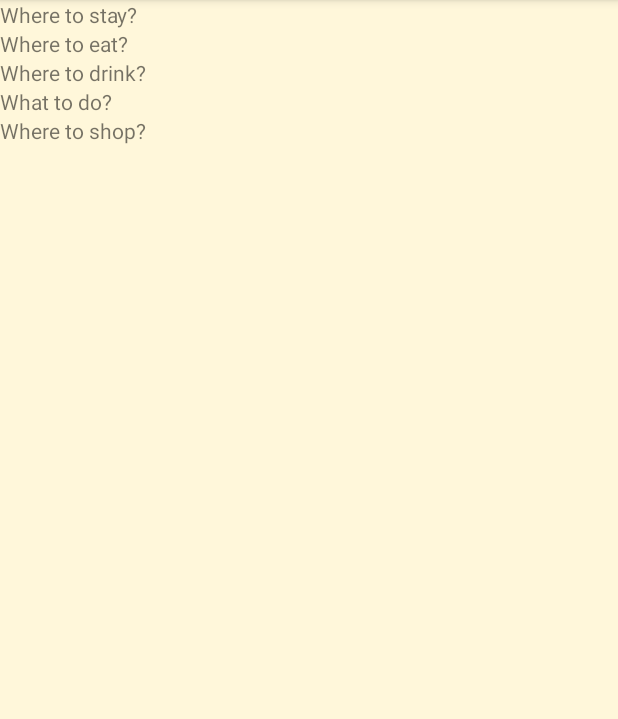
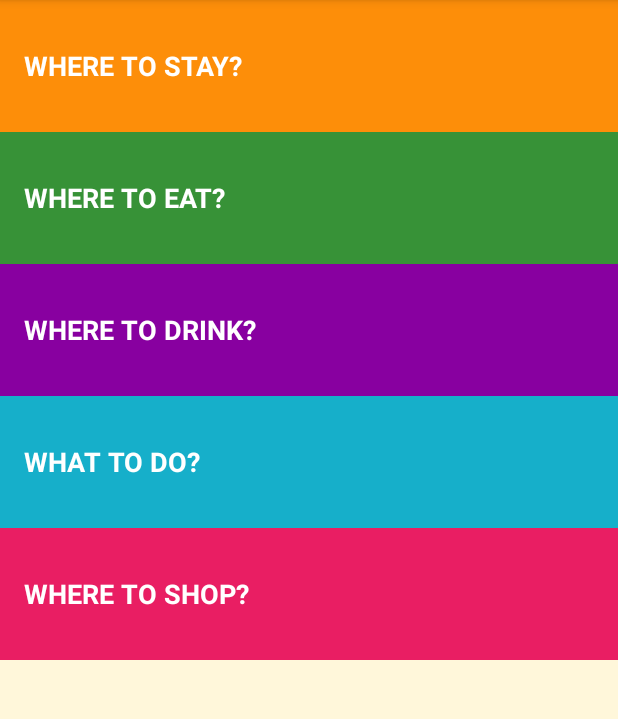
Before and after one commit to FadyFawzyOfficial/LondonTourGuide, an Android app: the screen it shows after launch (MainActivity), on a phone screen of 412 x 824 dp, the part 84-803 px from its top. Run offline under Robolectric (Android 15) with nearby library versions, the phone set to English and light mode, and no system bars.

Commit message:
1.1 Modify Resources Files to Improve and Enhance Main Layout Design

```diff
--- a/app/src/main/res/layout/activity_main.xml
+++ b/app/src/main/res/layout/activity_main.xml
@@ -5,72 +5,72 @@
 	xmlns:tools = "http://schemas.android.com/tools"
 	android:layout_width = "match_parent"
 	android:layout_height = "match_parent"
-	android:orientation="vertical"
-	android:background="#FFF7DA"
+	android:background = "@color/tan_background"
+	android:orientation = "vertical"
 	tools:context = ".MainActivity">
 
 	<!-- Stay category -->
 	<FrameLayout
 		android:layout_width = "match_parent"
-		android:layout_height = "wrap_content">
+		android:layout_height = "wrap_content"
+		android:background = "@color/category_stay">
 
 		<TextView
-			android:id="@+id/stay"
-			android:layout_width = "wrap_content"
-			android:text="Where to stay?"
-			android:layout_height = "wrap_content" />
+			android:id = "@+id/stay"
+			style = "@style/CategoryStyle"
+			android:text = "@string/category_stay" />
 
 	</FrameLayout>
 
 	<!-- Eat category -->
 	<FrameLayout
 		android:layout_width = "match_parent"
-		android:layout_height = "wrap_content">
+		android:layout_height = "wrap_content"
+		android:background = "@color/category_eat">
 
 		<TextView
-			android:id="@+id/eat"
-			android:layout_width = "wrap_content"
-			android:text="Where to eat?"
-			android:layout_height = "wrap_content" />
+			android:id = "@+id/eat"
+			style = "@style/CategoryStyle"
+			android:text = "@string/category_eat" />
 
 	</FrameLayout>
 
 	<!-- Drink category -->
 	<FrameLayout
 		android:layout_width = "match_parent"
-		android:layout_height = "wrap_content">
+		android:layout_height = "wrap_content"
+		android:background = "@color/category_drink">
 
 		<TextView
-			android:id="@+id/drink"
-			android:layout_width = "wrap_content"
-			android:text="Where to drink?"
-			android:layout_height = "wrap_content" />
+			android:id = "@+id/drink"
+			style = "@style/CategoryStyle"
+			android:text = "@string/category_drink" />
 
 	</FrameLayout>
 
 	<!-- Do category -->
 	<FrameLayout
 		android:layout_width = "match_parent"
-		android:layout_height = "wrap_content">
+		android:layout_height = "wrap_content"
+		android:background = "@color/category_todo">
 
 		<TextView
-			android:id="@+id/todo"
-			android:layout_width = "wrap_content"
-			android:text="What to do?"
-			android:layout_height = "wrap_content" />
+			android:id = "@+id/todo"
+			style = "@style/CategoryStyle"
+			android:text = "@string/category_todo" />
 
 	</FrameLayout>
 
 	<!-- Shop category -->
 	<FrameLayout
 		android:layout_width = "match_parent"
-		android:layout_height = "wrap_content">
+		android:layout_height = "wrap_content"
+		android:background = "@color/category_shop">
 
 		<TextView
-			android:id="@+id/shop"
-			android:layout_width = "wrap_content"
-			android:text="Where to shop?"
-			android:layout_height = "wrap_content" />
+			android:id = "@+id/shop"
+			style = "@style/CategoryStyle"
+			android:text = "@string/category_shop" />
 
 	</FrameLayout>
 
--- /dev/null
+++ b/app/src/main/res/values/dimens.xml
@@ -0,0 +1,5 @@
+<?xml version="1.0" encoding="utf-8"?>
+<resources>
+	<!-- Height of each list item -->
+	<dimen name = "list_item_height">88dp</dimen>
+</resources>
```
Also changed, not shown: app/src/main/res/values/colors.xml (+23 -0 lines), app/src/main/res/values/strings.xml (+9 -0 lines), app/src/main/res/values/styles.xml (+13 -0 lines).
